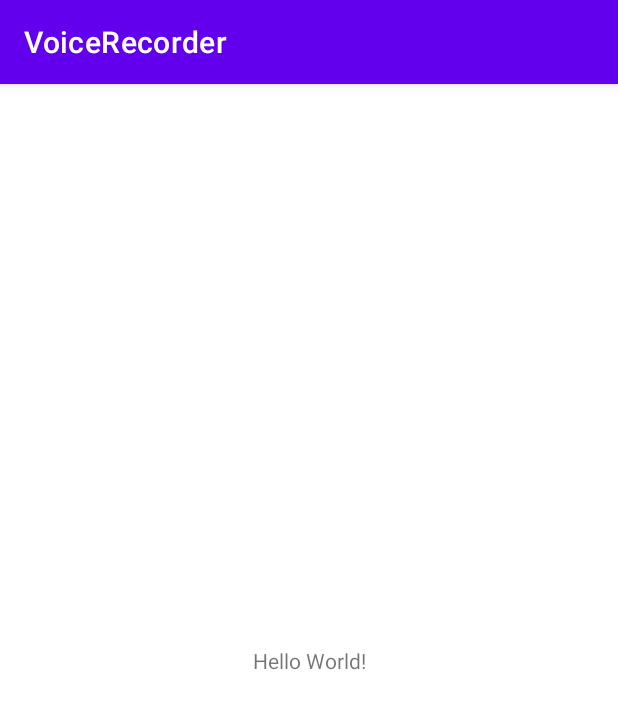
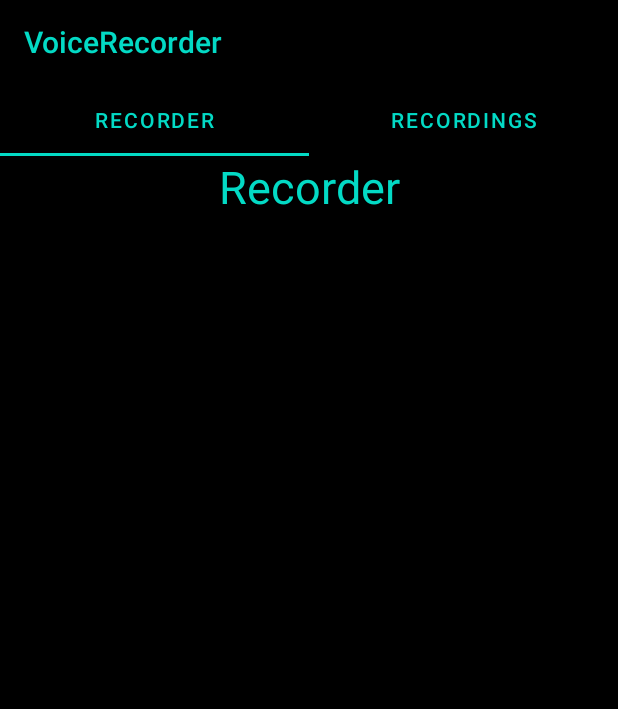
Before and after one commit to Archi4zlo/VoiceRecorder, an Android app: the screen it shows after launch (MainActivity), on a phone screen of 412 x 824 dp. Shown: the top 709 px of the screen. Run offline under Robolectric (Android 15) with nearby library versions, the phone set to English and light mode, and no system bars.

Commit message:
add toolbar with tabLayout, viewPager and ViewPagerAdapter

```diff
--- /dev/null
+++ b/app/src/main/java/com/archi4zlo/voicerecorder/Fragments/RecorderFragment.java
@@ -0,0 +1,24 @@
+package com.archi4zlo.voicerecorder.Fragments;
+
+import android.os.Bundle;
+import android.view.LayoutInflater;
+import android.view.View;
+import android.view.ViewGroup;
+
+import androidx.annotation.NonNull;
+import androidx.annotation.Nullable;
+import androidx.fragment.app.Fragment;
+
+import com.archi4zlo.voicerecorder.R;
+
+public class RecorderFragment extends Fragment {
+
+    View view;
+
+    @Nullable
+    @Override
+    public View onCreateView(@NonNull LayoutInflater inflater, @Nullable ViewGroup container, @Nullable Bundle savedInstanceState) {
+        view = inflater.inflate(R.layout.fragment_recorder,container,false);
+        return view;
+    }
+}
--- /dev/null
+++ b/app/src/main/java/com/archi4zlo/voicerecorder/Fragments/RecordingsListFragment.java
@@ -0,0 +1,24 @@
+package com.archi4zlo.voicerecorder.Fragments;
+
+import android.os.Bundle;
+import android.view.LayoutInflater;
+import android.view.View;
+import android.view.ViewGroup;
+
+import androidx.annotation.NonNull;
+import androidx.annotation.Nullable;
+import androidx.fragment.app.Fragment;
+
+import com.archi4zlo.voicerecorder.R;
+
+public class RecordingsListFragment extends Fragment {
+
+    View view;
+
+    @Nullable
+    @Override
+    public View onCreateView(@NonNull LayoutInflater inflater, @Nullable ViewGroup container, @Nullable Bundle savedInstanceState) {
+        view = inflater.inflate(R.layout.fragment_list_recordings,container,false);
+        return view;
+    }
+}
--- a/app/src/main/java/com/archi4zlo/voicerecorder/MainActivity.java
+++ b/app/src/main/java/com/archi4zlo/voicerecorder/MainActivity.java
@@ -1,14 +1,41 @@
 package com.archi4zlo.voicerecorder;
 
 import androidx.appcompat.app.AppCompatActivity;
+import androidx.appcompat.widget.Toolbar;
+import androidx.viewpager.widget.ViewPager;
 
 import android.os.Bundle;
 
+
+import com.archi4zlo.voicerecorder.Fragments.RecorderFragment;
+import com.archi4zlo.voicerecorder.Fragments.RecordingsListFragment;
+import com.archi4zlo.voicerecorder.adapters.ViewPagerAdapter;
+import com.google.android.material.tabs.TabLayout;
+
 public class MainActivity extends AppCompatActivity {
+
+    private Toolbar toolbar;
+    private ViewPager viewPager;
+    private TabLayout tabLayout;
 
     @Override
     protected void onCreate(Bundle savedInstanceState) {
         super.onCreate(savedInstanceState);
         setContentView(R.layout.activity_main);
+
+        toolbar = findViewById(R.id.toolbar);
+        viewPager = findViewById(R.id.viewPager);
+        tabLayout = findViewById(R.id.tabLayout);
+
+        setSupportActionBar(toolbar);
+        setupViewPager(viewPager);
+        tabLayout.setupWithViewPager(viewPager);
+    }
+
+    private void setupViewPager(ViewPager viewPager){
+        ViewPagerAdapter viewPagerAdapter = new ViewPagerAdapter(getSupportFragmentManager());
+        viewPagerAdapter.addFragment(new RecorderFragment(), "Recorder");
+        viewPagerAdapter.addFragment(new RecordingsListFragment(),"Recordings");
+        viewPager.setAdapter(viewPagerAdapter);
     }
 }
--- /dev/null
+++ b/app/src/main/java/com/archi4zlo/voicerecorder/adapters/ViewPagerAdapter.java
@@ -0,0 +1,41 @@
+package com.archi4zlo.voicerecorder.adapters;
+
+import androidx.annotation.NonNull;
+import androidx.annotation.Nullable;
+import androidx.fragment.app.Fragment;
+import androidx.fragment.app.FragmentManager;
+import androidx.fragment.app.FragmentPagerAdapter;
+
+import java.util.ArrayList;
+
+public class ViewPagerAdapter extends FragmentPagerAdapter {
+
+    private final ArrayList<Fragment> fragments = new ArrayList<>();
+    private final ArrayList<String> fragTitle = new ArrayList<>();
+
+    public ViewPagerAdapter(@NonNull FragmentManager fm) {
+        super(fm);
+    }
+
+    @NonNull
+    @Override
+    public Fragment getItem(int position) {
+        return fragments.get(position);
+    }
+
+    @Override
+    public int getCount() {
+        return fragments.size();
+    }
+
+    public void addFragment(Fragment fragment,String title){
+        fragments.add(fragment);
+        fragTitle.add(title);
+    }
+
+    @Nullable
+    @Override
+    public CharSequence getPageTitle(int position) {
+        return fragTitle.get(position);
+    }
+}
--- a/app/src/main/res/layout/activity_main.xml
+++ b/app/src/main/res/layout/activity_main.xml
@@ -1,18 +1,44 @@
 <?xml version="1.0" encoding="utf-8"?>
-<androidx.constraintlayout.widget.ConstraintLayout xmlns:android="http://schemas.android.com/apk/res/android"
+<androidx.coordinatorlayout.widget.CoordinatorLayout xmlns:android="http://schemas.android.com/apk/res/android"
     xmlns:app="http://schemas.android.com/apk/res-auto"
     xmlns:tools="http://schemas.android.com/tools"
     android:layout_width="match_parent"
+    android:background="@color/black"
     android:layout_height="match_parent"
     tools:context=".MainActivity">
+    <com.google.android.material.appbar.AppBarLayout
+        android:layout_width="match_parent"
+        android:layout_height="wrap_content"
+        android:theme="@style/Theme.AppCompat.DayNight.DarkActionBar">
 
-    <TextView
-        android:layout_width="wrap_content"
-        android:layout_height="wrap_content"
-        android:text="Hello World!"
-        app:layout_constraintBottom_toBottomOf="parent"
-        app:layout_constraintLeft_toLeftOf="parent"
-        app:layout_constraintRight_toRightOf="parent"
-        app:layout_constraintTop_toTopOf="parent" />
+        <androidx.appcompat.widget.Toolbar
+            android:id="@+id/toolbar"
+            android:background="@color/black"
+            app:title="@string/app_name"
+            app:layout_scrollFlags="scroll|enterAlways"
+            app:popupTheme="@style/Theme.AppCompat.DayNight"
+            app:titleTextColor="@color/teal_200"
+            android:layout_width="match_parent"
+            android:layout_height="?attr/actionBarSize">
 
-</androidx.constraintlayout.widget.ConstraintLayout>
+        </androidx.appcompat.widget.Toolbar>
+        <com.google.android.material.tabs.TabLayout
+            android:id="@+id/tabLayout"
+            app:tabIndicatorColor="@color/teal_200"
+            app:tabIndicatorHeight="2dp"
+            app:tabGravity="fill"
+            android:background="@color/black"
+            app:tabTextColor="@color/teal_200"
+            app:tabMode="fixed"
+            android:layout_width="match_parent"
+            android:layout_height="wrap_content"/>
+    </com.google.android.material.appbar.AppBarLayout>
+
+    <androidx.viewpager.widget.ViewPager
+        android:id="@+id/viewPager"
+        app:layout_behavior="com.google.android.material.appbar.AppBarLayout$ScrollingViewBehavior"
+        android:layout_width="match_parent"
+        android:layout_height="match_parent">
+
+    </androidx.viewpager.widget.ViewPager>
+</androidx.coordinatorlayout.widget.CoordinatorLayout>
--- /dev/null
+++ b/app/src/main/res/layout/fragment_list_recordings.xml
@@ -0,0 +1,16 @@
+<?xml version="1.0" encoding="utf-8"?>
+<LinearLayout xmlns:android="http://schemas.android.com/apk/res/android"
+             android:layout_width="match_parent"
+    android:background="@color/black"
+             android:layout_height="match_parent">
+    <TextView
+        android:text="Recordings"
+        android:textSize="30sp"
+        android:textColor="@color/teal_200"
+        android:layout_width="match_parent"
+        android:textAlignment="center"
+        android:layout_height="wrap_content">
+
+    </TextView>
+
+</LinearLayout>
--- /dev/null
+++ b/app/src/main/res/layout/fragment_recorder.xml
@@ -0,0 +1,16 @@
+<?xml version="1.0" encoding="utf-8"?>
+<LinearLayout xmlns:android="http://schemas.android.com/apk/res/android"
+             android:layout_width="match_parent"
+    android:background="@color/black"
+             android:layout_height="match_parent">
+    <TextView
+        android:text="Recorder"
+        android:textSize="30sp"
+        android:textColor="@color/teal_200"
+        android:layout_width="match_parent"
+        android:textAlignment="center"
+        android:layout_height="wrap_content">
+
+    </TextView>
+
+</LinearLayout>
--- a/app/src/main/res/values/themes.xml
+++ b/app/src/main/res/values/themes.xml
@@ -1,6 +1,6 @@
 <resources xmlns:tools="http://schemas.android.com/tools">
     <!-- Base application theme. -->
-    <style name="Theme.VoiceRecorder" parent="Theme.MaterialComponents.DayNight.DarkActionBar">
+    <style name="Theme.VoiceRecorder" parent="Theme.MaterialComponents.DayNight.NoActionBar">
         <!-- Primary brand color. -->
         <item name="colorPrimary">@color/purple_500</item>
         <item name="colorPrimaryVariant">@color/purple_700</item>
```
